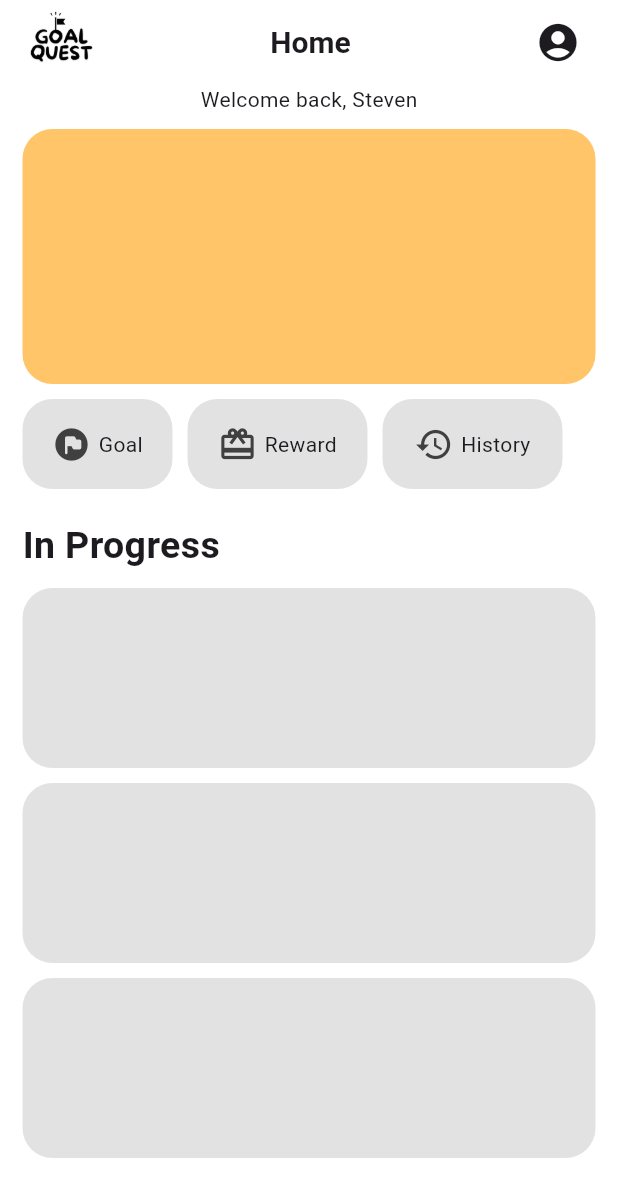
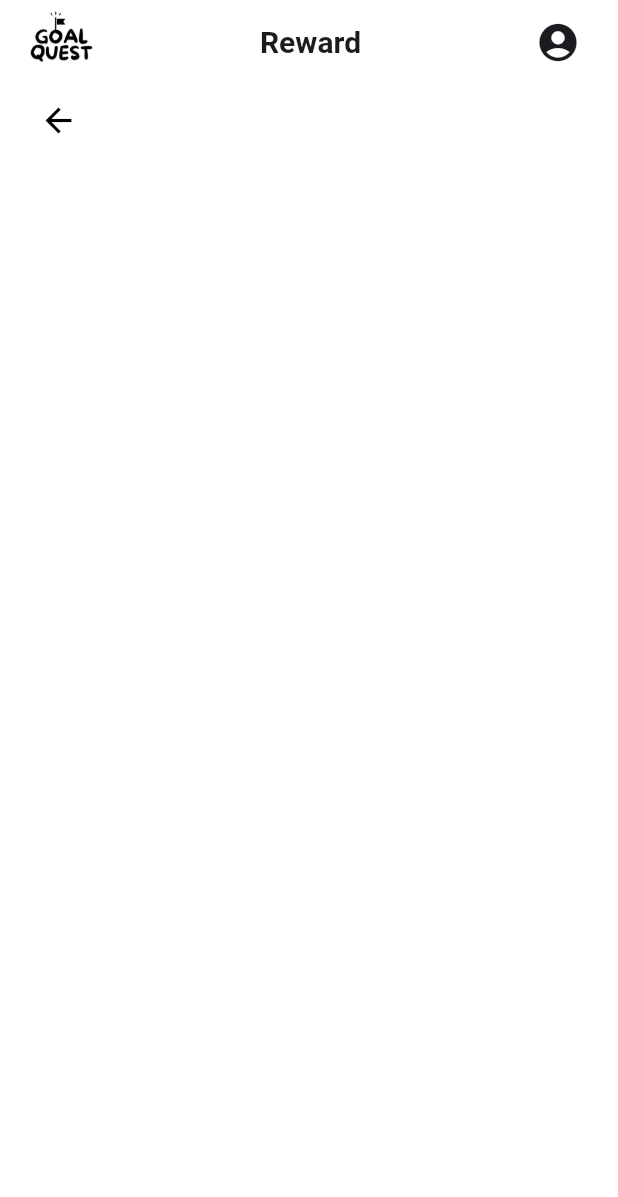
Before and after one commit to MethasakTKL/GoalQuest-Frontend, a Flutter app: the HomePage screen opened by its route, after a tap on "Reward", on a phone screen of 412 x 824 dp. Shown: the top 1197 px of the screen. Run offline on Flutter 3.47's test engine with Material 3 defaults, Android fonts, the phone set to English and light mode, and no system bars; our stand-ins replace percent_indicator.

Commit message:
create Reward Page and route from HomePage to RewardPage

```diff
--- a/lib/pages/home/home_page.dart
+++ b/lib/pages/home/home_page.dart
@@ -1,5 +1,6 @@
 import 'package:flutter/material.dart';
 import 'package:goal_quest/bottom_navigationbar/navigation_page.dart';
+import 'package:goal_quest/pages/reward/reward_page.dart';
 
 class HomePage extends StatelessWidget {
   const HomePage({super.key});
@@ -110,7 +111,14 @@
                       width: 10,
                     ),
                     GestureDetector(
-                      onTap: () {},
+                      onTap: () {
+                        Navigator.pushReplacement(
+                          context,
+                          MaterialPageRoute(
+                            builder: (context) => const RewardPage()
+                          ),
+                        );
+                      },
                       child: Container(
                         width: 120,
                         height: 60,
--- /dev/null
+++ b/lib/pages/reward/reward_page.dart
@@ -0,0 +1,80 @@
+import 'package:flutter/material.dart';
+import 'package:goal_quest/bottom_navigationbar/navigation_page.dart';
+
+class RewardPage extends StatelessWidget {
+  const RewardPage({super.key});
+
+  @override
+  Widget build(BuildContext context) {
+    return Scaffold(
+      backgroundColor: const Color.fromARGB(255, 255, 255, 255),
+      appBar: AppBar(
+        backgroundColor: const Color.fromARGB(255, 255, 255, 255),
+        title: Row(
+          children: [
+            Image.asset(
+              'assets/logo_black.png',
+              height: 50,
+            ),
+            const Spacer(),
+            const Text(
+              'Reward',
+              style: TextStyle(
+                fontSize: 20,
+                fontWeight: FontWeight.bold,
+              ),
+            ),
+            const Spacer(), // ใช้ Spacer เพื่อจัดตำแหน่ง
+            IconButton(
+              icon: const Icon(Icons.account_circle),
+              onPressed: () {
+                Navigator.pushReplacement(
+                  context,
+                  MaterialPageRoute(
+                    builder: (context) => const BottomNavigationPage(
+                      initialIndex: 3,
+                    ),
+                  ),
+                );
+              },
+              iconSize: 30,
+            ),
+          ],
+        ),
+        automaticallyImplyLeading: false, // ปิดปุ่ม Back
+      ),
+      body: SingleChildScrollView(
+        child: Padding(
+          padding: const EdgeInsets.fromLTRB(15, 0, 15, 0),
+          child: Center(
+            child: Column(
+              children: [
+                Row(
+                  children: [
+                    IconButton(
+                      icon: const Icon(
+                        Icons.arrow_back,
+                        color: Colors.black,
+                        size: 26,
+                      ),
+                      onPressed: () {
+                        Navigator.pushReplacement(
+                          context,
+                          MaterialPageRoute(
+                            builder: (context) => const BottomNavigationPage(
+                              initialIndex: 0,
+                            ),
+                          ),
+                        );
+                      },
+                    ),
+                  ],
+                ),
+              ],
+            ),
+          ),
+        ),
+      ),
+    );
+  }
+}
```
